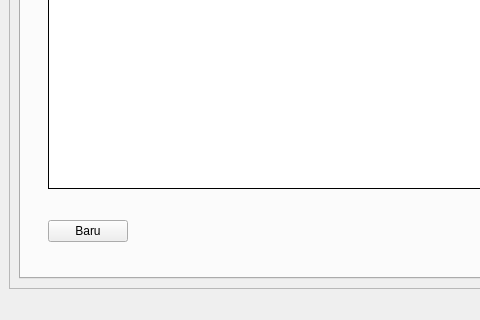
The window that source/GUI.ui (fnugrahendi/petuk.corp) describes before a commit, drawn with Qt 5; both pictures show x 0 to 480 and y 317 to 637 of the 870 by 637 pixel window.
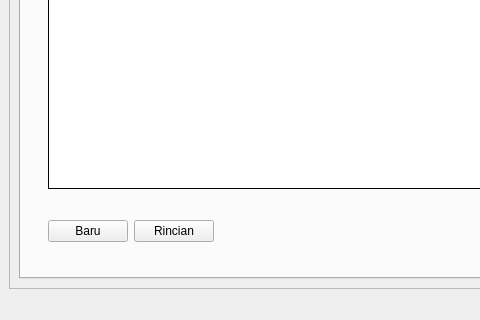
The same window after the commit. The open tabs and pages were chosen to show the change. Icons and pictures are not drawn.

Commit message: insert into database, perincian, and .. nothing.

What changed in the file:
```diff
--- a/source/GUI.ui
+++ b/source/GUI.ui
@@ -4258,6 +4258,13 @@
                     </property>
                    </widget>
                   </item>
+                  <item>
+                   <widget class="QPushButton" name="tb_Penjualan_DaftarInvoice_Rincian">
+                    <property name="text">
+                     <string>Rincian</string>
+                    </property>
+                   </widget>
+                  </item>
                   <item>
                    <spacer name="hs_Penjualan_DaftarInvoice">
                     <property name="orientation">
```
Left out of the diff: 2 changed lines with no effect on the pictures. The commit also changes 2 other files.
